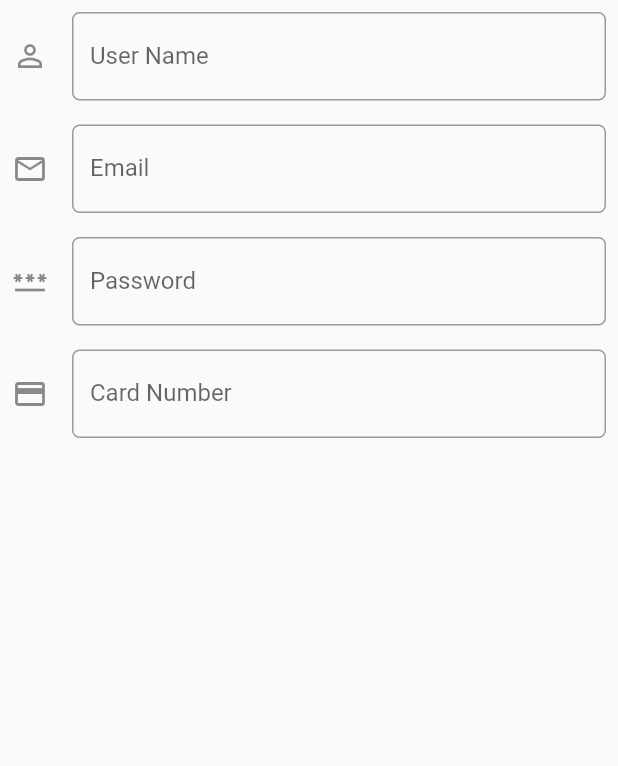
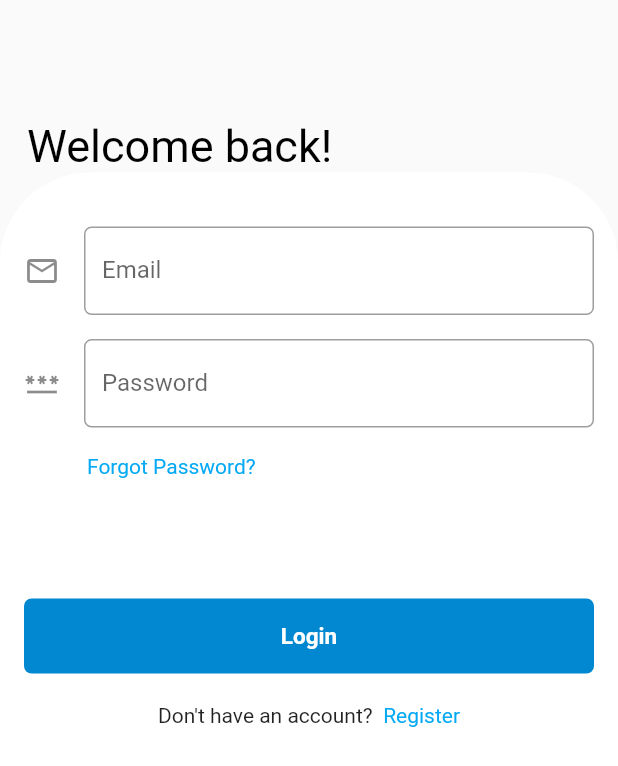
Before and after one commit to kevindharmawan/letshop-mobile, a Flutter app: the screen it shows after launch, on a phone screen of 412 x 824 dp. Shown: the top 766 px of the screen. Run offline on Flutter 3.47's test engine with Material 2 defaults, Android fonts, the light colour scheme and no system bars; our stand-ins replace get, get_storage.

Commit message:
input, loginpage

```diff
--- a/lib/modules/authentication/views/authentication_view.dart
+++ b/lib/modules/authentication/views/authentication_view.dart
@@ -5,6 +5,7 @@ import 'package:letshop_mobile/shared/appbars/empty_app_bar.dart';
 import 'package:letshop_mobile/shared/bases/base_stateless.dart';
 import 'package:letshop_mobile/shared/cards/product_card.dart';
 import '../../../shared/input/Input.dart';
+import '../../../shared/input/LoginPage.dart';
 
 class AuthenticationView extends BaseStateless {
   const AuthenticationView({Key? key}) : super(key: key);
@@ -38,11 +39,12 @@ class AuthenticationView extends BaseStateless {
 
 
     return Container(
-      child: Input(),
+      child: LoginPage(),
     );
   }
 
-  @override
+
+@override
   Widget buildWide(BuildContext context) {
     return buildNarrow(context);
   }
--- /dev/null
+++ b/lib/shared/input/Button.dart
@@ -0,0 +1,25 @@
+import 'package:flutter/material.dart';
+
+class Button extends StatelessWidget{
+  @override
+  Widget build(BuildContext context) {
+
+    return Container(
+          height: 50,
+          margin: EdgeInsets.symmetric(horizontal: 8),
+          decoration: BoxDecoration(
+            color: Colors.lightBlue[700],
+            borderRadius: BorderRadius.circular(5.0),
+          ),
+            child: Center(
+            child: Text("Login",style: TextStyle(
+                color: Colors.white,
+                fontSize: 15,
+                fontWeight: FontWeight.bold
+             ),
+            ),
+          ),
+
+       );
+  }
+}
--- /dev/null
+++ b/lib/shared/input/Header.dart
@@ -0,0 +1,25 @@
+import 'package:flutter/material.dart';
+
+class Header extends StatelessWidget{
+
+
+
+
+  @override
+  Widget build(BuildContext context) {
+
+         return Container(
+          margin: EdgeInsets.symmetric(horizontal: 18),
+          child:Column(
+              crossAxisAlignment: CrossAxisAlignment.stretch,
+              children: [
+              SizedBox(height:0.04),
+                 Text("Welcome back!", style: TextStyle(fontSize: 30, color:Colors.black,),
+               )
+              ]
+             )
+
+         );
+
+   }
+}
--- /dev/null
+++ b/lib/shared/input/InputField.dart
@@ -0,0 +1,45 @@
+import 'package:flutter/material.dart';
+
+class InputField extends StatelessWidget{
+  TextEditingController emailController = new TextEditingController();
+  TextEditingController pwdController = new TextEditingController();
+
+  @override
+  Widget build(BuildContext context) {
+    return Column(
+      children: <Widget>[
+        Padding(
+          padding: const EdgeInsets.all(8.0),
+          child: TextField(
+            controller: emailController,
+            keyboardType: TextInputType.emailAddress,
+            decoration: InputDecoration(
+              labelText: 'Email',
+              hintText: 'Enter Your Email',
+              icon: Icon(Icons.mail_outline),
+              border: OutlineInputBorder(
+                  borderRadius: BorderRadius.circular(5.0)
+
+              ),
+            ),
+          ),
+        ),
+        Padding(
+          padding: const EdgeInsets.all(8.0),
+          child: TextField(
+            controller: pwdController,
+            keyboardType: TextInputType.text,
+            obscureText: true,
+            decoration: InputDecoration(
+                labelText: 'Password',
+                hintText: 'Enter Your Password',
+                icon: Icon(Icons.password_outlined),
+                border: OutlineInputBorder(
+                    borderRadius: BorderRadius.circular(5.0)
+                )
+            ),
+          ),
+        ),
+    ]);
+  }
+}
--- /dev/null
+++ b/lib/shared/input/InputWrapper.dart
@@ -0,0 +1,50 @@
+import 'package:flutter/material.dart';
+
+import 'Button.dart';
+import 'InputField.dart';
+
+class InputWrapper extends StatelessWidget {
+  @override
+  Widget build(BuildContext context) {
+    return Padding(
+      padding: EdgeInsets.all(8.0),
+      child: Column(
+        children: <Widget>[
+          SizedBox(height: 20,),
+          Container(
+            decoration: BoxDecoration(
+                color: Colors.white,
+                borderRadius: BorderRadius.circular(10)
+            ),
+            child: InputField(),
+          ),
+
+          SizedBox(height: 10,),
+          Container(
+            alignment: Alignment.bottomLeft,
+              margin: new EdgeInsets.symmetric( horizontal: 50.0),
+             child: Text("Forgot Password?",
+               style: TextStyle(color: Colors.lightBlue),
+             )
+          ),
+          SizedBox(height: 80,),
+          Button(),
+
+          SizedBox(height: 20,),
+          RichText(
+            textAlign: TextAlign.center,
+            text: TextSpan(children: <TextSpan>[
+              TextSpan(
+                  text: "Don't have an account? ",
+                  style: TextStyle(color: Colors.black87)),
+              TextSpan(
+                  text: " Register",
+                  style: TextStyle(
+                      color: Colors.lightBlue)),
+            ]),
+          )
+        ],
+      ),
+    );
+  }
+}
--- /dev/null
+++ b/lib/shared/input/LoginPage.dart
@@ -0,0 +1,30 @@
+import 'package:flutter/material.dart';
+
+import 'Header.dart';
+import 'InputWrapper.dart';
+
+class LoginPage extends StatelessWidget {
+  @override
+  Widget build(BuildContext context) {
+    return Scaffold(
+      body: Container(
+        child: Column(
+          children: <Widget>[
+            SizedBox(height: 80,),
+            Header(),
+            Expanded(child: Container(
+              decoration: BoxDecoration(
+                  color: Colors.white,
+                  borderRadius: BorderRadius.only(
+                    topLeft: Radius.circular(60),
+                    topRight: Radius.circular(60),
+                  )
+              ),
+              child: InputWrapper(),
+            ))
+          ],
+        ),
+      ),
+    );
+  }
+}
```
